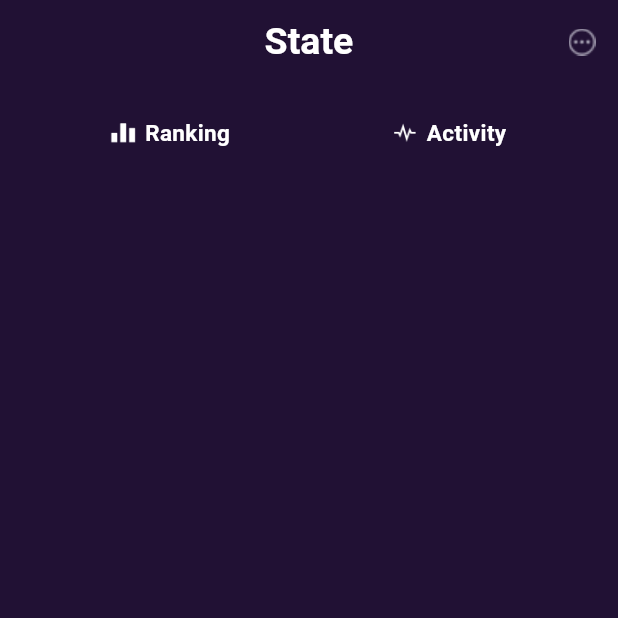
After one commit to fateme-srfz/nft_markerplace, a Flutter app: the StateScreen screen opened directly, on a phone screen of 412 x 824 dp, the top half of it. The commit adds this screen. Run offline on Flutter 3.47's test engine with Material 3 defaults, Android fonts, the phone set to English and light mode, and no system bars; missing offline and left inert: blurbox; Roboto replaces fonts that are missing (SFProDisplay).

Commit message:
add tabbar to statescreen

```diff
--- a/lib/screens/main_screen.dart
+++ b/lib/screens/main_screen.dart
@@ -1,11 +1,10 @@
-import 'dart:ui';
-
 import 'package:flutter/material.dart';
 import 'package:nft_markerplace/screens/home_screen.dart';
+import 'package:nft_markerplace/screens/state_screen.dart';
 import 'package:nft_markerplace/widgets/bottom_nav.dart';
 
 class MainScreen extends StatefulWidget {
-  MainScreen({super.key});
+  const MainScreen({super.key});
 
   @override
   State<MainScreen> createState() => _MainScreenState();
@@ -14,11 +13,9 @@ class MainScreen extends StatefulWidget {
 class _MainScreenState extends State<MainScreen> {
   final pages = [
     const HomeScreen(),
+     StateScreen(),
     const Center(
-      child: Text('Explore', style: TextStyle(color: Colors.white)),
-    ),
-    const Center(
-      child: Text('Likes', style: TextStyle(color: Colors.white)),
+      child: Text('Search', style: TextStyle(color: Colors.white)),
     ),
     const Center(
       child: Text('Profile', style: TextStyle(color: Colors.white)),
--- a/lib/screens/onboarding_screen.dart
+++ b/lib/screens/onboarding_screen.dart
@@ -2,7 +2,6 @@ import 'dart:ui';
 
 import 'package:blurbox/blurbox.dart';
 import 'package:flutter/material.dart';
-import 'package:nft_markerplace/screens/home_screen.dart';
 import 'package:nft_markerplace/screens/main_screen.dart';
 
 class OnboardingScreen extends StatelessWidget {
--- /dev/null
+++ b/lib/screens/state_screen.dart
@@ -0,0 +1,72 @@
+import 'package:flutter/material.dart';
+import 'package:nft_markerplace/widgets/tab_bar.dart';
+
+class StateScreen extends StatelessWidget {
+  StateScreen({super.key});
+
+  final List<Map<String, dynamic>> ranking = [
+    {
+      "name": "Azumi",
+      "value": 200055.02,
+      "change": 3.99,
+      "image": "https://picsum.photos/50?random=1",
+    },
+    {
+      "name": "Hape prime",
+      "value": 180055.45,
+      "change": 33.79,
+      "image": "https://picsum.photos/50?random=2",
+    },
+    {
+      "name": "Cryoto",
+      "value": 90055.62,
+      "change": -6.56,
+      "image": "https://picsum.photos/50?random=3",
+    },
+    {
+      "name": "Ape Club",
+      "value": 88055.12,
+      "change": 3.99,
+      "image": "https://picsum.photos/50?random=4",
+    },
+    {
+      "name": "Bat",
+      "value": 10055.06,
+      "change": 3.99,
+      "image": "https://picsum.photos/50?random=5",
+    },
+    {
+      "name": "Mutant",
+      "value": 9095.27,
+      "change": 3.99,
+      "image": "https://picsum.photos/50?random=6",
+    },
+  ];
+
+  @override
+  Widget build(BuildContext context) {
+    return Scaffold(
+      backgroundColor: Color(0xFF211134),
+      appBar: AppBar(
+        centerTitle: true,
+        backgroundColor: Color(0xFF211134),
+        title: Text(
+          'State',
+          style: TextStyle(
+            fontFamily: 'SFProDisplay',
+            fontSize: 25,
+            fontWeight: FontWeight.w700,
+            color: Color(0xFFFFFFFF),
+          ),
+        ),
+        actions: [
+          IconButton(
+            onPressed: () {},
+            icon: Image.asset('assets/icons/Right Title.png'),
+          ),
+        ],
+      ),
+      body: Column(children: [TabBarWidget()]),
+    );
+  }
+}
--- /dev/null
+++ b/lib/widgets/tab_bar.dart
@@ -0,0 +1,76 @@
+import 'package:flutter/material.dart';
+
+class TabBarWidget extends StatelessWidget {
+  const TabBarWidget({super.key});
+
+  @override
+  Widget build(BuildContext context) {
+    return Padding(
+      padding: const EdgeInsets.symmetric(horizontal: 20, vertical: 10),
+      child: Row(
+        children: [
+          Expanded(
+            child: Container(
+              padding: const EdgeInsets.symmetric(vertical: 12),
+              decoration: BoxDecoration(
+                color: Colors.transparent,
+                borderRadius: BorderRadius.circular(12),
+              ),
+              child: Row(
+                mainAxisAlignment: MainAxisAlignment.center,
+                children: [
+                  Image.asset(
+                    'assets/icons/rankingicon.png',
+                    width: 19,
+                    height: 19,
+                    color: Color(0xFFFFFFFF),
+                  ),
+                  const SizedBox(width: 5),
+                  Text(
+                    'Ranking',
+                    style: TextStyle(
+                      fontFamily: 'SFProDisplay',
+                      fontSize: 15,
+                      fontWeight: FontWeight.w700,
+                      color: Color(0xFFFFFFFF),
+                    ),
+                  ),
+                ],
+              ),
+            ),
+          ),
+          Expanded(
+            child: Container(
+              padding: const EdgeInsets.symmetric(vertical: 12),
+              decoration: BoxDecoration(
+                color: Colors.transparent,
+                borderRadius: BorderRadius.circular(12),
+              ),
+              child: Row(
+                mainAxisAlignment: MainAxisAlignment.center,
+                children: [
+                  Image.asset(
+                    'assets/icons/activityicon.png',
+                    width: 19,
+                    height: 19,
+                    color: Color(0xFFFFFFFF),
+                  ),
+                  const SizedBox(width: 5),
+                  Text(
+                    'Activity',
+                    style: TextStyle(
+                      fontFamily: 'SFProDisplay',
+                      fontSize: 15,
+                      fontWeight: FontWeight.w700,
+                      color: Color(0xFFFFFFFF),
+                    ),
+                  ),
+                ],
+              ),
+            ),
+          ),
+        ],
+      ),
+    );
+  }
+}
```
Also changed, not shown: assets/icons/Right Title.png (added), assets/icons/activityicon.png (added), assets/icons/rankingicon.png (added).
